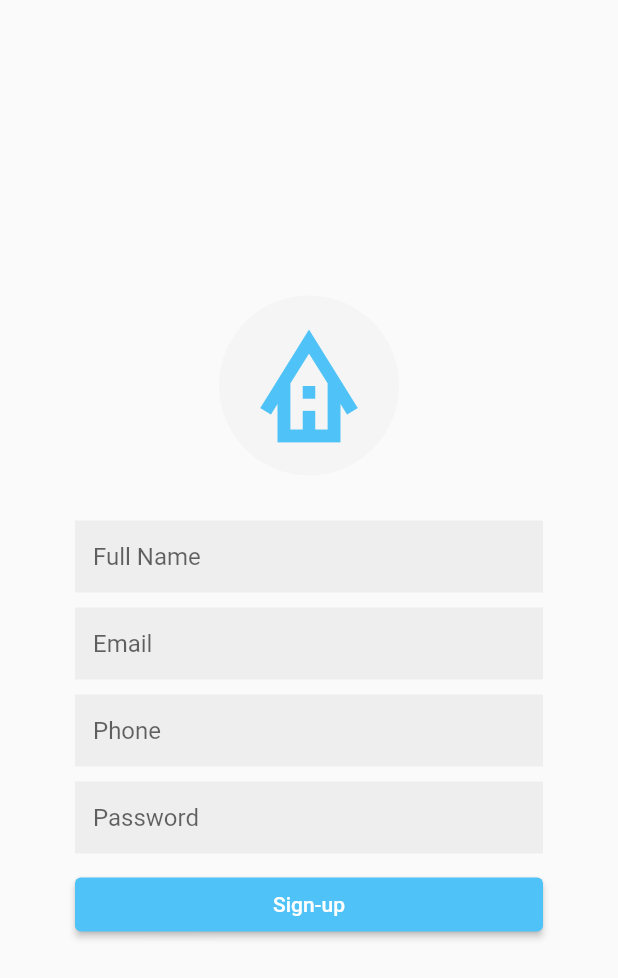
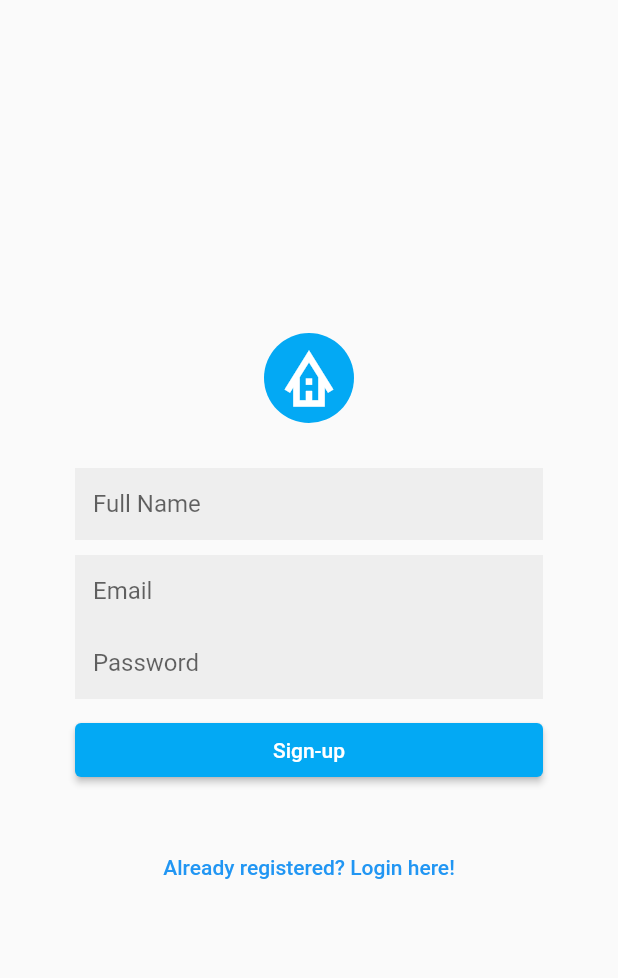
Before and after one commit to codermeem/FirstApp, a Flutter app: the SignUp screen opened directly, on a phone screen of 412 x 824 dp. Shown: the top 978 px of the screen. Run offline on Flutter 3.47's test engine with Material 2 defaults, Android fonts, the phone set to English and light mode, and no system bars; our stand-ins replace firebase_auth, firebase_core; accounts and stored records are empty.

Commit message:
linked between login & register view and created a new file called verify_email

```diff
--- a/lib/pages/signup.dart
+++ b/lib/pages/signup.dart
@@ -73,21 +73,6 @@ class _SignUpState extends State<SignUp> {
                 validator: (val) => val!.isEmpty ? "Empty field" : null,
               ),
 
-              //phone
-              Padding(
-                padding: const EdgeInsets.symmetric(vertical: 10.0),
-                child: TextFormField(
-                  controller: _phoneController,
-                  decoration: InputDecoration(
-                    hintText: "Phone",
-                    filled: true,
-                    fillColor: Colors.grey.shade200,
-                    enabledBorder: InputBorder.none,
-                  ),
-                  validator: (val) => val!.isEmpty ? "Empty field" : null,
-                ),
-              ),
-
               //password
               Padding(
                 padding: const EdgeInsets.only(bottom: 10.0),
@@ -120,7 +105,8 @@ class _SignUpState extends State<SignUp> {
                         Navigator.pushAndRemoveUntil(
                             context,
                             MaterialPageRoute(
-                                builder: (context) => VerifyEmailView()),
+                              builder: (context) => HomePage(),
+                            ),
                             (Route) => false);
                       }
                     } on FirebaseAuthException catch (e) {
@@ -152,11 +138,24 @@ class _SignUpState extends State<SignUp> {
                 // style
                 style: ButtonStyle(
                   backgroundColor:
-                      MaterialStateProperty.all(Colors.lightBlue.shade300),
+                      MaterialStateProperty.all(Colors.lightBlue.shade500),
                 ),
                 child: const Text(
                   "Sign-up",
                 ),
+              ),
+
+              const SizedBox(
+                height: 30.0,
+              ),
+
+              //got to sign up page
+              TextButton(
+                onPressed: () {
+                  Navigator.of(context)
+                      .pushNamedAndRemoveUntil("/sign-in/", (route) => false);
+                },
+                child: const Text("Already registered? Login here!"),
               ),
             ],
           ),
--- a/lib/widget/widget.dart
+++ b/lib/widget/widget.dart
@@ -2,12 +2,12 @@ import 'package:flutter/material.dart';
 
 Widget logo() {
   return CircleAvatar(
-    radius: 60.0,
-    backgroundColor: Colors.grey.shade100,
-    foregroundColor: Colors.lightBlue.shade300,
+    radius: 30.0,
+    backgroundColor: Colors.lightBlue.shade500,
+    foregroundColor: Colors.white,
     child: const Icon(
       Icons.bungalow_outlined,
-      size: 100,
+      size: 50,
     ),
   );
 }
```
Also changed, not shown: lib/main.dart (+22 -48 lines), lib/pages/signin.dart (+19 -2 lines), lib/pages/verify_email.dart (added, +41 -0 lines).
